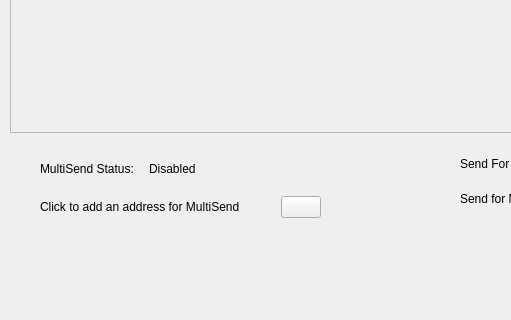
The window that src/qt/forms/multisenddialog.ui (SHTDJ/Bulwark) describes before a commit, drawn with Qt 5; both pictures show x 0 to 511 and y 218 to 538 of the 777 by 538 pixel window.
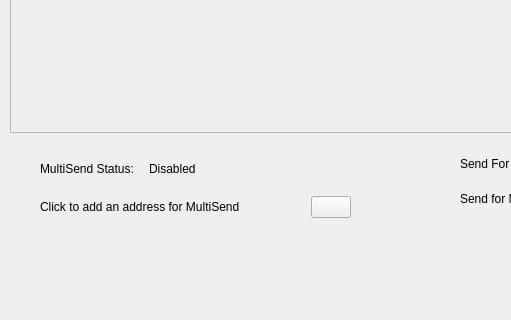
The same window after the commit. Icons and pictures are not drawn.

```diff
--- a/src/qt/forms/multisenddialog.ui
+++ b/src/qt/forms/multisenddialog.ui
@@ -113,7 +113,7 @@
     <rect>
      <x>20</x>
      <y>360</y>
-     <width>321</width>
+     <width>351</width>
      <height>91</height>
     </rect>
    </property>
```
